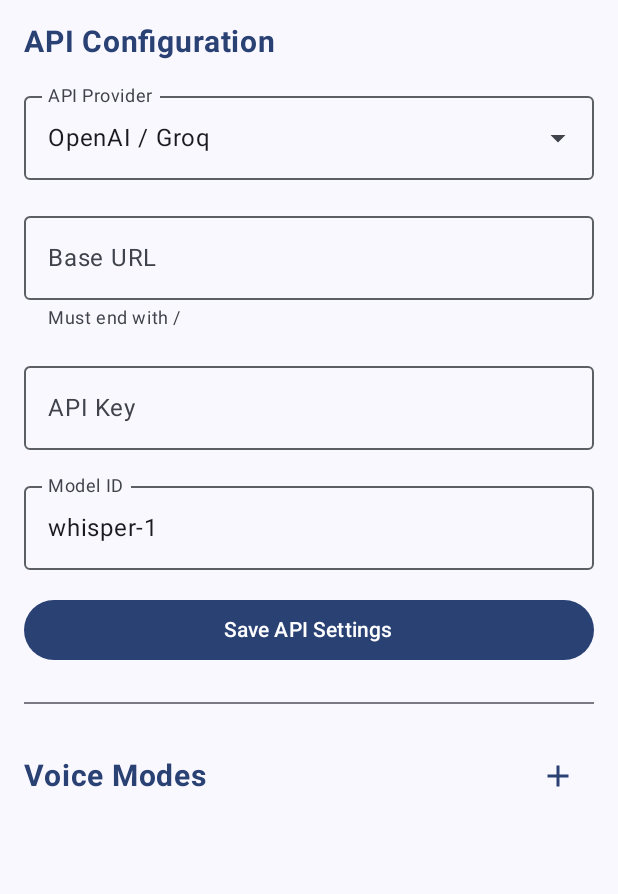
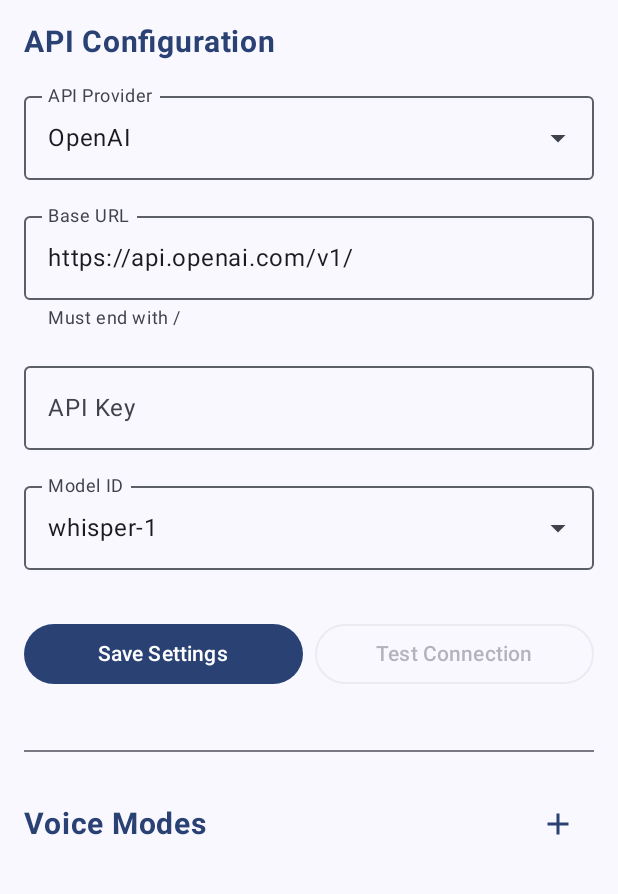
Before and after one commit to alexey-a-abramov/hyperwhisper, an Android app built with Jetpack Compose: the screen it shows after launch (SettingsActivity), on a phone screen of 412 x 824 dp, the part 96-990 px from its top. Run offline under Robolectric (Android 15) with nearby library versions, the phone set to English and light mode, and no system bars; our stand-ins replace Dagger/Hilt's generated code; 9 statements that could not run were skipped.

Commit message:
Add enhanced settings: more providers, model selector, connectivity test
Major Settings Improvements:

1. Added More API Providers:
   - Groq (https://api.groq.com/openai/v1/)
   - Google Gemini (https://generativelanguage.googleapis.com/v1beta/)
   - Hugging Face (https://api-inference.huggingface.co/models/)
   - Kept OpenAI and OpenRouter

2. Predefined Endpoint Configuration:
   - Each provider has default endpoint URL
   - Base URL auto-fills when provider is selected
   - Provider-specific default models list

3. Model Selector Dropdown:
   - Shows provider-specific recommended models
   - Supports custom model input
   - Models for each provider:
     * OpenAI: whisper-1
     * Groq: whisper-large-v3, whisper-large-v3-turbo, distil-whisper-large-v3-en
     * OpenRouter: whisper-1, whisper-large-v3
     * Gemini: gemini-1.5-flash, gemini-1.5-pro
     * Hugging Face: openai/whisper-large-v3, openai/whisper-medium, openai/whisper-small

4. Connectivity Test Feature:
   - "Test Connection" button validates credentials
   - Makes real API call with minimal test payload
   - Shows clear error messages:
     * 401: Authentication failed
     * 404: Endpoint/model not found
     * Timeout: Network issues
     * SSL: HTTPS problems
   - Success/error feedback with auto-dismiss

5. UI Improvements:
   - Split "Save Settings" and "Test Connection" buttons side-by-side
   - Connection status shown in colored cards (blue=testing, green=success, red=error)
   - Model selector supports both dropdown selection and custom input
   - "Custom model" indicator when using non-default model

Data Model Changes:
- ApiProvider enum now includes displayName, defaultEndpoint, defaultModels
- Added ConnectionTestState sealed class for test status tracking
- SettingsViewModel gains testConnection() and resetConnectionTestState() methods

This makes the settings much more user-friendly with guided configuration
and immediate feedback on whether credentials are working.

```diff
--- a/app/src/main/java/com/hyperwhisper/ime/data/Models.kt
+++ b/app/src/main/java/com/hyperwhisper/ime/data/Models.kt
@@ -19,9 +19,36 @@
     val modelId: String = "whisper-1"
 )
 
-enum class ApiProvider {
-    OPENAI,
-    OPENROUTER
+enum class ApiProvider(
+    val displayName: String,
+    val defaultEndpoint: String,
+    val defaultModels: List<String>
+) {
+    OPENAI(
+        displayName = "OpenAI",
+        defaultEndpoint = "https://api.openai.com/v1/",
+        defaultModels = listOf("whisper-1")
+    ),
+    GROQ(
+        displayName = "Groq",
+        defaultEndpoint = "https://api.groq.com/openai/v1/",
+        defaultModels = listOf("whisper-large-v3", "whisper-large-v3-turbo", "distil-whisper-large-v3-en")
+    ),
+    OPENROUTER(
+        displayName = "OpenRouter",
+        defaultEndpoint = "https://openrouter.ai/api/v1/",
+        defaultModels = listOf("whisper-1", "whisper-large-v3")
+    ),
+    GEMINI(
+        displayName = "Google Gemini",
+        defaultEndpoint = "https://generativelanguage.googleapis.com/v1beta/",
+        defaultModels = listOf("gemini-1.5-flash", "gemini-1.5-pro")
+    ),
+    HUGGINGFACE(
+        displayName = "Hugging Face",
+        defaultEndpoint = "https://api-inference.huggingface.co/models/",
+        defaultModels = listOf("openai/whisper-large-v3", "openai/whisper-medium", "openai/whisper-small")
+    )
 }
 
 enum class RecordingState {
--- a/app/src/main/java/com/hyperwhisper/ime/ui/settings/SettingsScreen.kt
+++ b/app/src/main/java/com/hyperwhisper/ime/ui/settings/SettingsScreen.kt
@@ -33,8 +33,11 @@
     var baseUrl by remember { mutableStateOf(apiSettings.baseUrl) }
     var apiKey by remember { mutableStateOf(apiSettings.apiKey) }
     var modelId by remember { mutableStateOf(apiSettings.modelId) }
+    var showModelSelector by remember { mutableStateOf(false) }
 
     var showAddModeDialog by remember { mutableStateOf(false) }
+
+    val connectionTestState by viewModel.connectionTestState.collectAsState()
 
     // Update fields when settings change
     LaunchedEffect(apiSettings) {
@@ -42,6 +45,13 @@
         baseUrl = apiSettings.baseUrl
         apiKey = apiSettings.apiKey
         modelId = apiSettings.modelId
+    }
+
+    // Auto-update base URL when provider changes
+    LaunchedEffect(provider) {
+        if (baseUrl.isEmpty() || baseUrl == apiSettings.provider.defaultEndpoint) {
+            baseUrl = provider.defaultEndpoint
+        }
     }
 
     Scaffold(
@@ -104,24 +114,99 @@
             }
 
             item {
-                OutlinedTextField(
-                    value = modelId,
-                    onValueChange = { modelId = it },
-                    label = { Text("Model ID") },
-                    placeholder = { Text("whisper-1") },
-                    modifier = Modifier.fillMaxWidth(),
-                    singleLine = true
+                ModelSelector(
+                    selectedModel = modelId,
+                    availableModels = provider.defaultModels,
+                    onModelSelected = { modelId = it }
                 )
             }
 
             item {
+                Row(
+                    modifier = Modifier.fillMaxWidth(),
+                    horizontalArrangement = Arrangement.spacedBy(8.dp)
+                ) {
                     Button(
                         onClick = {
                             viewModel.saveApiSettings(provider, baseUrl, apiKey, modelId)
                         },
-                    modifier = Modifier.fillMaxWidth()
+                        modifier = Modifier.weight(1f)
                     ) {
-                    Text("Save API Settings")
+                        Text("Save Settings")
+                    }
+
+                    OutlinedButton(
+                        onClick = {
+                            viewModel.testConnection(baseUrl, apiKey, modelId)
+                        },
+                        modifier = Modifier.weight(1f),
+                        enabled = apiKey.isNotBlank() && baseUrl.isNotBlank()
+                    ) {
+                        Text("Test Connection")
+                    }
+                }
+            }
+
+            // Connection test result
+            item {
+                when (val state = connectionTestState) {
+                    is com.hyperwhisper.ui.settings.ConnectionTestState.Testing -> {
+                        Card(
+                            modifier = Modifier.fillMaxWidth(),
+                            colors = CardDefaults.cardColors(
+                                containerColor = MaterialTheme.colorScheme.primaryContainer
+                            )
+                        ) {
+                            Row(
+                                modifier = Modifier.padding(16.dp),
+                                verticalAlignment = Alignment.CenterVertically
+                            ) {
+                                CircularProgressIndicator(
+                                    modifier = Modifier.size(20.dp),
+                                    strokeWidth = 2.dp
+                                )
+                                Spacer(Modifier.width(12.dp))
+                                Text("Testing connection...")
+                            }
+                        }
+                    }
+                    is com.hyperwhisper.ui.settings.ConnectionTestState.Success -> {
+                        Card(
+                            modifier = Modifier.fillMaxWidth(),
+                            colors = CardDefaults.cardColors(
+                                containerColor = MaterialTheme.colorScheme.tertiaryContainer
+                            )
+                        ) {
+                            Text(
+                                text = state.message,
+                                modifier = Modifier.padding(16.dp),
+                                color = MaterialTheme.colorScheme.onTertiaryContainer
+                            )
+                        }
+                        LaunchedEffect(Unit) {
+                            kotlinx.coroutines.delay(3000)
+                            viewModel.resetConnectionTestState()
+                        }
+                    }
+                    is com.hyperwhisper.ui.settings.ConnectionTestState.Error -> {
+                        Card(
+                            modifier = Modifier.fillMaxWidth(),
+                            colors = CardDefaults.cardColors(
+                                containerColor = MaterialTheme.colorScheme.errorContainer
+                            )
+                        ) {
+                            Text(
+                                text = state.message,
+                                modifier = Modifier.padding(16.dp),
+                                color = MaterialTheme.colorScheme.onErrorContainer
+                            )
+                        }
+                        LaunchedEffect(Unit) {
+                            kotlinx.coroutines.delay(5000)
+                            viewModel.resetConnectionTestState()
+                        }
+                    }
+                    else -> {}
                 }
             }
 
@@ -185,10 +270,7 @@
         onExpandedChange = { expanded = it }
     ) {
         OutlinedTextField(
-            value = when (selectedProvider) {
-                ApiProvider.OPENAI -> "OpenAI / Groq"
-                ApiProvider.OPENROUTER -> "OpenRouter"
-            },
+            value = selectedProvider.displayName,
             onValueChange = {},
             readOnly = true,
             label = { Text("API Provider") },
@@ -203,20 +285,68 @@
             expanded = expanded,
             onDismissRequest = { expanded = false }
         ) {
+            ApiProvider.values().forEach { provider ->
                 DropdownMenuItem(
-                text = { Text("OpenAI / Groq") },
+                    text = { Text(provider.displayName) },
                     onClick = {
-                    onProviderSelected(ApiProvider.OPENAI)
+                        onProviderSelected(provider)
                         expanded = false
                     }
                 )
+            }
+        }
+    }
+}
+
+@OptIn(ExperimentalMaterial3Api::class)
+@Composable
+fun ModelSelector(
+    selectedModel: String,
+    availableModels: List<String>,
+    onModelSelected: (String) -> Unit
+) {
+    var expanded by remember { mutableStateOf(false) }
+    var customModel by remember { mutableStateOf(selectedModel) }
+    val isCustomModel = !availableModels.contains(selectedModel)
+
+    ExposedDropdownMenuBox(
+        expanded = expanded,
+        onExpandedChange = { expanded = it }
+    ) {
+        OutlinedTextField(
+            value = selectedModel,
+            onValueChange = {
+                customModel = it
+                onModelSelected(it)
+            },
+            label = { Text("Model ID") },
+            trailingIcon = { ExposedDropdownMenuDefaults.TrailingIcon(expanded = expanded) },
+            colors = ExposedDropdownMenuDefaults.outlinedTextFieldColors(),
+            modifier = Modifier
+                .menuAnchor()
+                .fillMaxWidth(),
+            singleLine = true,
+            supportingText = {
+                if (isCustomModel && selectedModel.isNotEmpty()) {
+                    Text("Custom model")
+                }
+            }
+        )
+
+        ExposedDropdownMenu(
+            expanded = expanded,
+            onDismissRequest = { expanded = false }
+        ) {
+            availableModels.forEach { model ->
                 DropdownMenuItem(
-                text = { Text("OpenRouter") },
+                    text = { Text(model) },
                     onClick = {
-                    onProviderSelected(ApiProvider.OPENROUTER)
+                        onModelSelected(model)
+                        customModel = model
                         expanded = false
                     }
                 )
+            }
         }
     }
 }
```
Also changed, not shown: app/src/main/java/com/hyperwhisper/ime/ui/settings/SettingsViewModel.kt (+61 -1 lines). Lines whose indentation alone changed are shown as unchanged.
